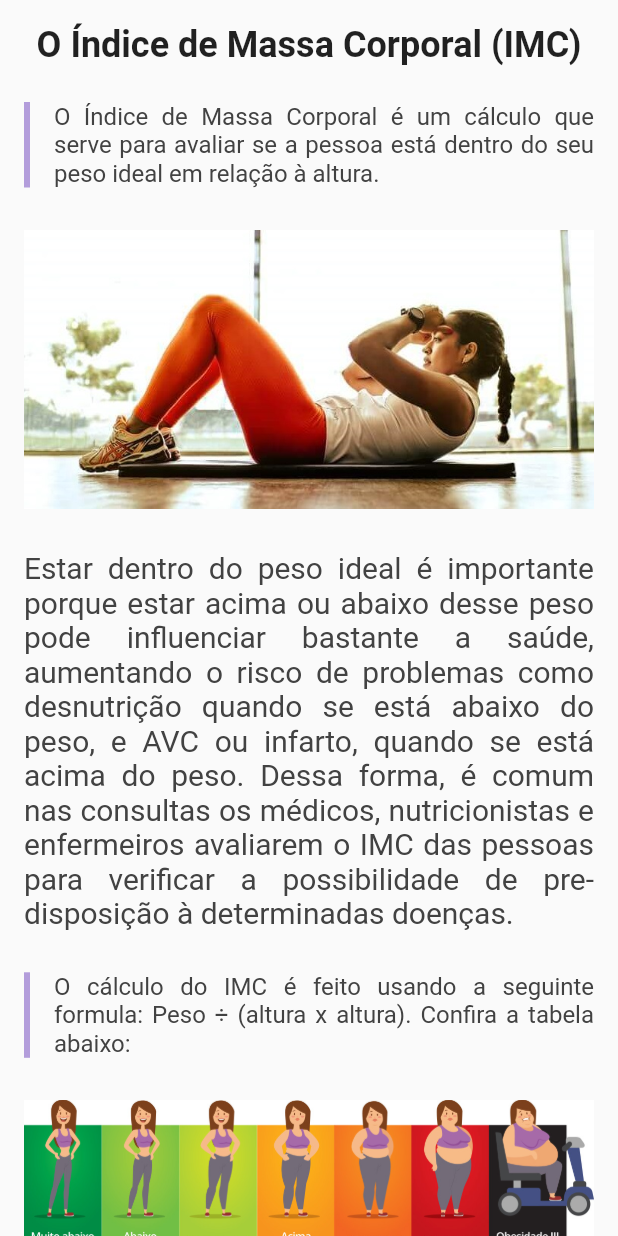
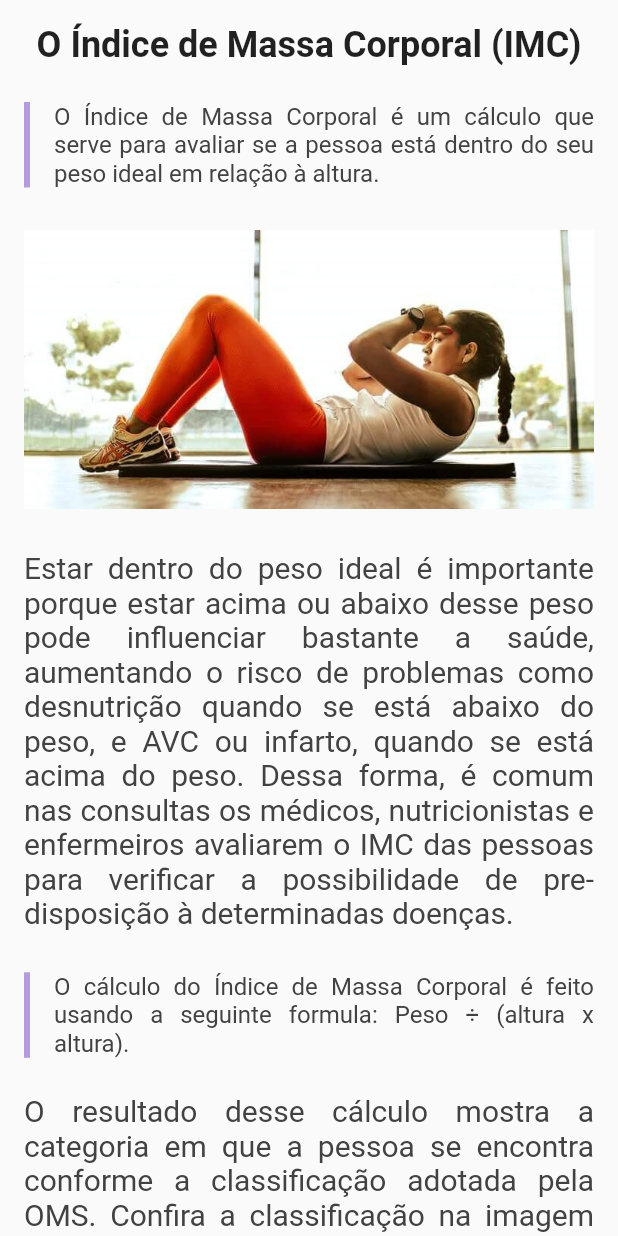
Before and after one commit to Gabriel-S-Souza/imc_calculator_with_flutter, a Flutter app: the ImcInfoPage screen opened directly, on a phone screen of 412 x 824 dp. Run offline on Flutter 3.47's test engine with Material 2 defaults, Android fonts, the phone set to English and light mode, and no system bars.

Commit message:
update the content of the info page

```diff
--- a/lib/contents/text_contents.dart
+++ b/lib/contents/text_contents.dart
@@ -5,7 +5,11 @@ String getTextContents(String key) {
     "firstFragment":
         "Estar dentro do peso ideal é importante porque estar acima ou abaixo desse peso pode influenciar bastante a saúde, aumentando o risco de problemas como desnutrição quando se está abaixo do peso, e AVC ou infarto, quando se está acima do peso. Dessa forma, é comum nas consultas os médicos, nutricionistas e enfermeiros avaliarem o IMC das pessoas para verificar a possibilidade de pre-disposição à determinadas doenças.",
     "secondFragment":
-        "O cálculo do IMC é feito usando a seguinte formula: Peso ÷ (altura x altura). Confira a tabela abaixo:",
+        "O cálculo do Índice de Massa Corporal é feito usando a seguinte formula: Peso ÷ (altura x altura).",
+    "thirdFragment":
+        "O resultado desse cálculo mostra a categoria em que a pessoa se encontra conforme a classificação adotada pela OMS. Confira a classificação na imagem abaixo:",
+    "fourthFragment":
+        "A fórmula do IMC é simples e qualquer um pode calcular em casa de forma fácil, seja com papel e caneta ou com ferramentas como esta. Porém, é importante saber interpretar o resultado e entender o que de fato ele diz sobre a sua saúde e procurar, se necessário, orientação de um profissional de saúde.",
   };
 
   return contents[key] ?? "getTextContent falhou";
--- a/lib/pages/imc_calculator.dart
+++ b/lib/pages/imc_calculator.dart
@@ -70,7 +70,7 @@ class ImcCalculatorState extends State<ImcCalculator> {
                     padding: const EdgeInsets.only(bottom: 24),
                     child: Image.asset(
                       "assets/images/imc-men.png",
-                      width: 100,
+                      width: 80,
                     ),
                   ),
                   Positioned(
@@ -79,8 +79,8 @@ class ImcCalculatorState extends State<ImcCalculator> {
                     child: IconButton(
                         iconSize: 32,
                         icon: const Icon(Icons.refresh),
-                        color: Colors.deepPurple[100],
-                        // color: Colors.black26,
+                        // color: Colors.grey,
+                        color: Colors.black38,
                         tooltip: "Limpar campos",
                         onPressed: () {
                           _cleanFields();
@@ -91,6 +91,7 @@ class ImcCalculatorState extends State<ImcCalculator> {
               TextField(
                 cursorColor: Colors.deepPurple,
                 style: const TextStyle(height: 0.6),
+                cursorHeight: 16,
                 controller: _weightController,
                 decoration: const InputDecoration(
                   border: OutlineInputBorder(),
@@ -104,6 +105,7 @@ class ImcCalculatorState extends State<ImcCalculator> {
                 padding: const EdgeInsets.only(top: 24, bottom: 24),
                 child: TextField(
                   style: const TextStyle(height: 0.6),
+                  cursorHeight: 16,
                   controller: _heightController,
                   decoration: const InputDecoration(
                     border: OutlineInputBorder(),
--- a/lib/pages/imc_info.dart
+++ b/lib/pages/imc_info.dart
@@ -88,10 +88,32 @@ class _ImcInfoPageState extends State<ImcInfoPage> {
                 ),
               ),
               Padding(
+                padding: const EdgeInsets.only(top: 24, bottom: 28),
+                child: Text(
+                  getTextContents("thirdFragment"),
+                  textAlign: TextAlign.justify,
+                  style: TextStyle(
+                    fontSize: 20,
+                    color: Colors.grey[800],
+                  ),
+                ),
+              ),
+              Padding(
                 padding: const EdgeInsets.only(top: 28, bottom: 28),
                 child: Image.asset(
                   "assets/images/tabela-imc.jpg",
                   width: MediaQuery.of(context).size.width,
+                ),
+              ),
+              Padding(
+                padding: const EdgeInsets.only(bottom: 28),
+                child: Text(
+                  getTextContents("fourthFragment"),
+                  textAlign: TextAlign.justify,
+                  style: TextStyle(
+                    fontSize: 20,
+                    color: Colors.grey[800],
+                  ),
                 ),
               ),
             ],
```
